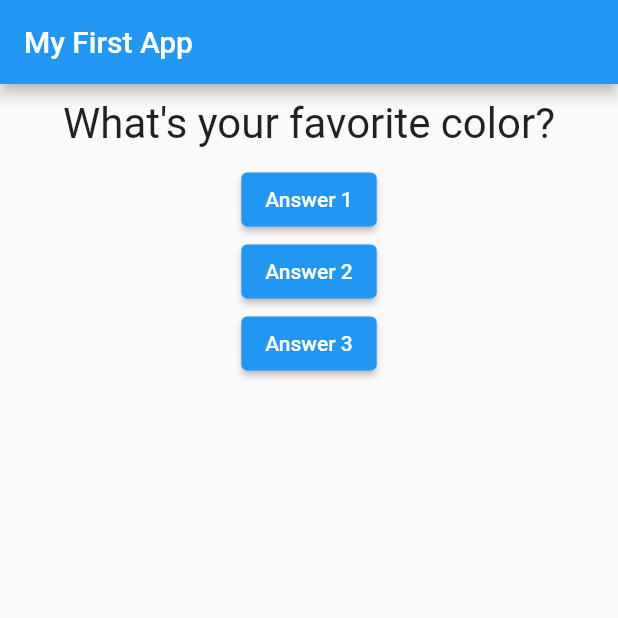
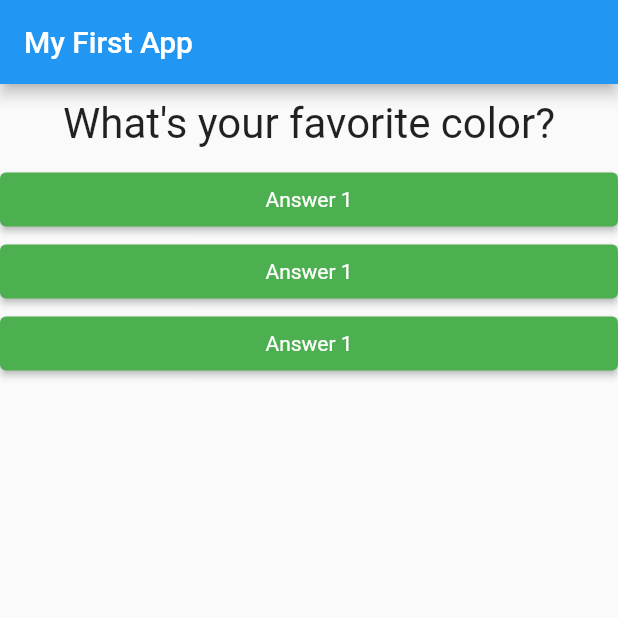
Before and after one commit to lucasng-dev/flutter-complete-guide, a Flutter app: the screen it shows after launch, on a phone screen of 412 x 824 dp, the top half of it. Run offline on Flutter 3.47's test engine with Material 2 defaults, Android fonts, the phone set to English and light mode, and no system bars.

Commit message:
answers widget

```diff
--- /dev/null
+++ b/lib/answer.dart
@@ -0,0 +1,23 @@
+import 'package:flutter/material.dart';
+
+class Answer extends StatelessWidget {
+  final VoidCallback selectHandler;
+  const Answer(this.selectHandler, {Key? key}) : super(key: key);
+
+  @override
+  Widget build(BuildContext context) {
+    return Container(
+      width: double.infinity,
+      child: ElevatedButton(
+        style: ElevatedButton.styleFrom(
+          primary: Colors.green,
+          textStyle: TextStyle(
+            color: Colors.white,
+          ),
+        ),
+        child: Text('Answer 1'),
+        onPressed: selectHandler,
+      ),
+    );
+  }
+}
--- a/lib/main.dart
+++ b/lib/main.dart
@@ -1,5 +1,7 @@
 import 'package:flutter/material.dart';
+import 'package:flutter_complete_guide/answer.dart';
 import './question.dart';
+import './answer.dart';
 
 void main() => runApp(MyApp());
 
@@ -35,18 +37,9 @@ class _MyAppState extends State<MyApp> {
         body: Column(
           children: [
             Question(questions[_questionIndex]),
-            ElevatedButton(
-              child: Text('Answer 1'),
-              onPressed: _answerQuestion,
-            ),
-            ElevatedButton(
-              child: Text('Answer 2'),
-              onPressed: _answerQuestion,
-            ),
-            ElevatedButton(
-              child: Text('Answer 3'),
-              onPressed: _answerQuestion,
-            ),
+            Answer(_answerQuestion),
+            Answer(_answerQuestion),
+            Answer(_answerQuestion),
           ],
         ),
       ),
```
